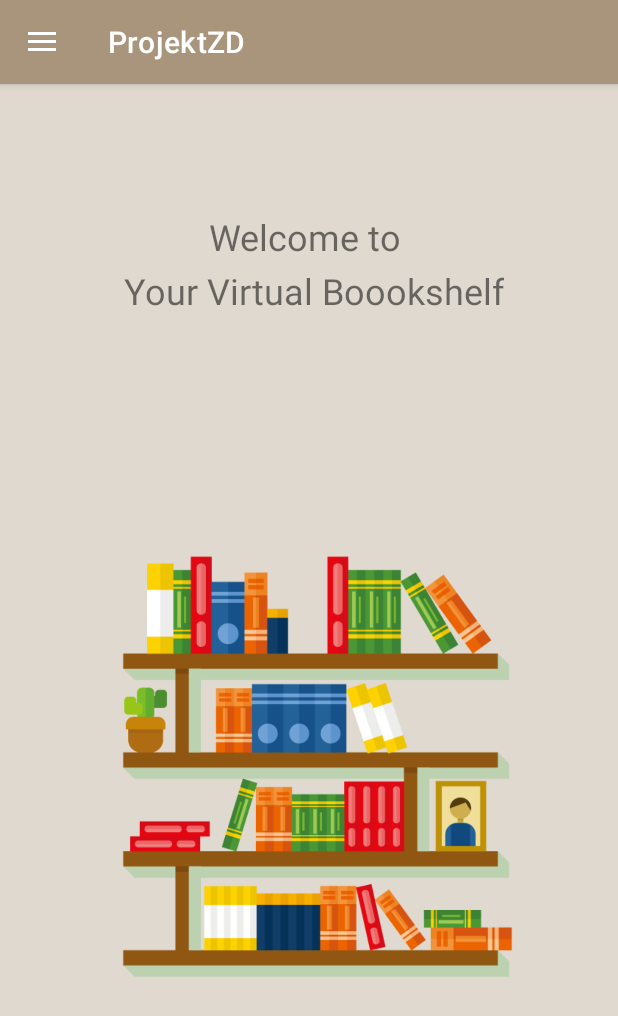
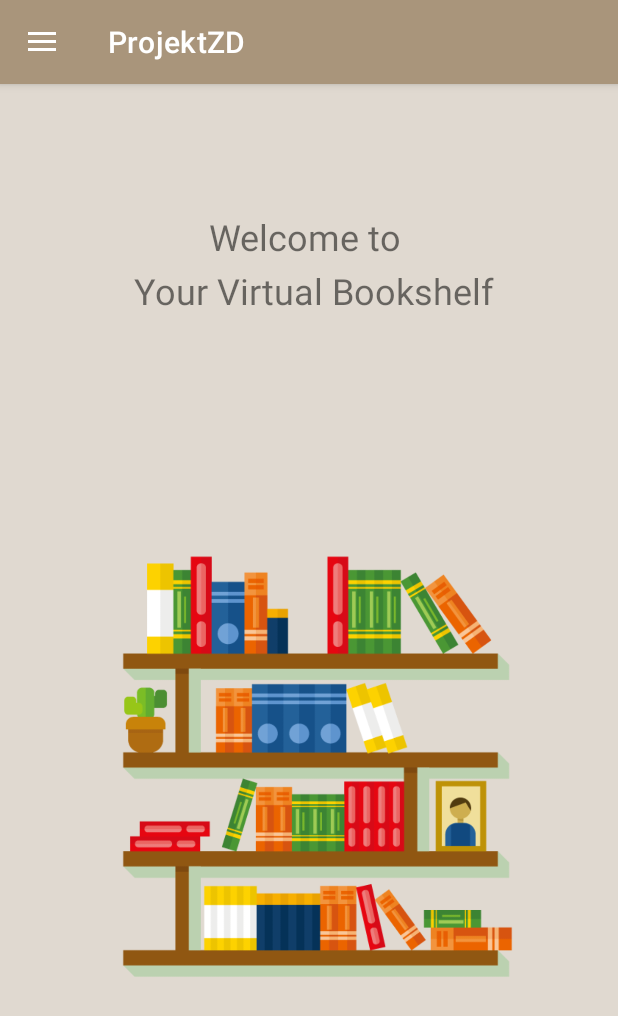
Before and after one commit to Izuelo/VirtualBookshelf, an Android app: the screen it shows after launch (MainActivity), on a phone screen of 412 x 824 dp. Shown: the top 1016 px of the screen. Run offline under Robolectric (Android 15) with nearby library versions, the phone set to English and light mode, and no system bars; Roboto replaces fonts that are not available here.

Commit message:
Yay icons, styles and more !

```diff
--- a/app/src/main/res/values/strings.xml
+++ b/app/src/main/res/values/strings.xml
@@ -9,5 +9,5 @@
     <string name="add_widget">Add widget</string>
     <string name="ReadButton">ReadButton</string>
     <string name="menuText">Menu</string>
-    <string name="bookshelf">Welcome to \n Your Virtual Boookshelf</string>
+    <string name="bookshelf">Welcome to \n Your Virtual Bookshelf</string>
 </resources>
```
